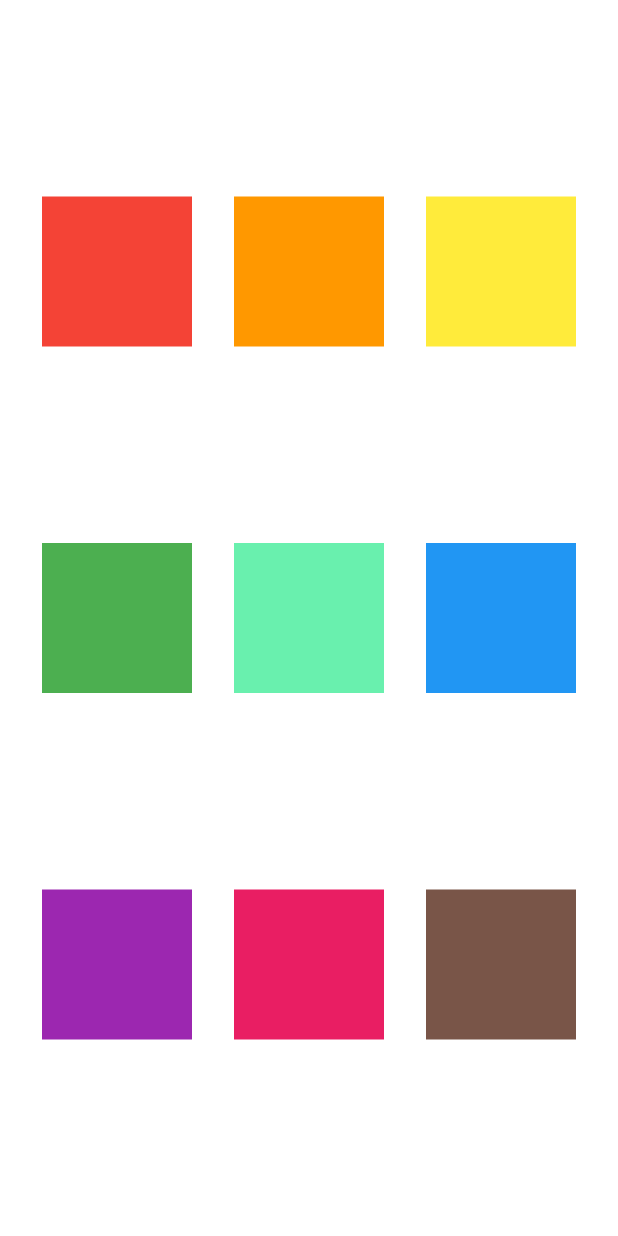
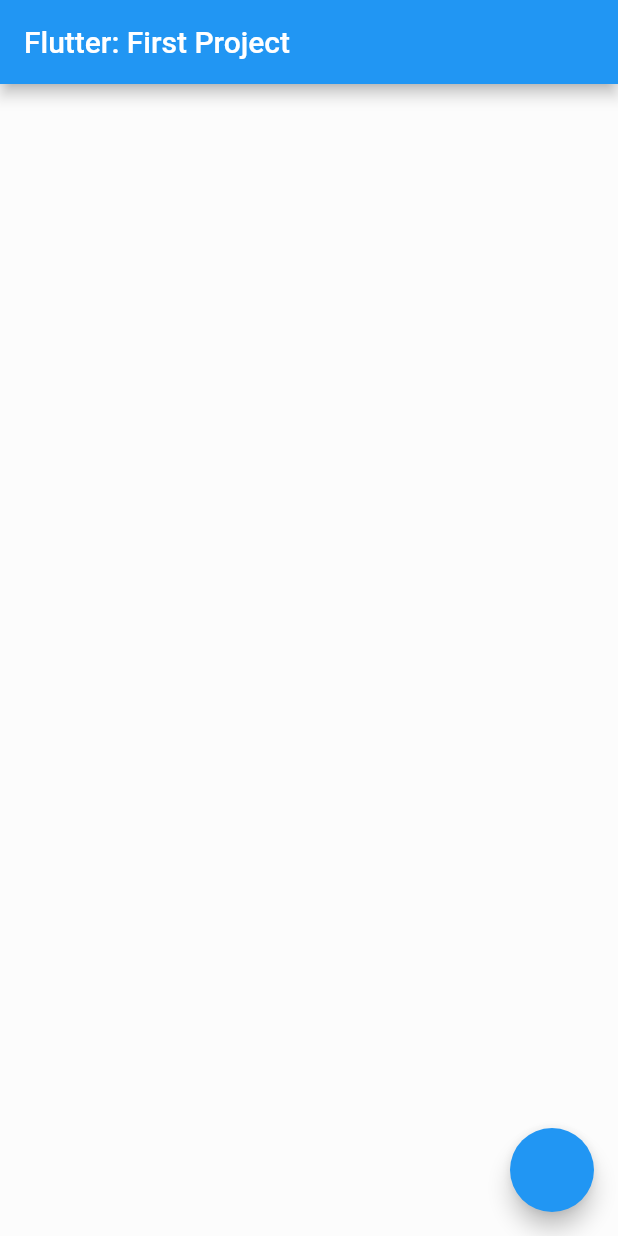
Before and after one commit to kaiodacosta/fist_project_flutter, a Flutter app: the screen it shows after launch, on a phone screen of 412 x 824 dp. Run offline on Flutter 3.47's test engine with Material 2 defaults, Android fonts, the phone set to English and light mode, and no system bars.

Commit message:
Use of Widget Scaffold with floating button.

```diff
--- a/lib/main.dart
+++ b/lib/main.dart
@@ -15,70 +15,14 @@ class MyApp extends StatelessWidget {
       theme: ThemeData(
         primarySwatch: Colors.blue,
       ),
-      home: Column(
-        mainAxisAlignment: MainAxisAlignment.spaceEvenly,
-        children: [
-          Row(
-            mainAxisAlignment: MainAxisAlignment.spaceEvenly,
-            children: [
-              Container(
-                color: Colors.red,
-                height: 100,
-                width: 100,
-              ),
-              Container(
-                color: Colors.orange,
-                height: 100,
-                width: 100,
-              ),
-              Container(
-                color: Colors.yellow,
-                height: 100,
-                width: 100,
-              ),
-            ],
-          ),
-          Row(
-            mainAxisAlignment: MainAxisAlignment.spaceEvenly,
-            children: [
-              Container(
-                color: Colors.green,
-                height: 100,
-                width: 100,
-              ),
-              Container(
-                color: Colors.greenAccent,
-                height: 100,
-                width: 100,
-              ),
-              Container(
-                color: Colors.blue,
-                height: 100,
-                width: 100,
-              ),
-            ],
-          ),
-          Row(
-            mainAxisAlignment: MainAxisAlignment.spaceEvenly,
-            children: [
-              Container(
-                color: Colors.purple,
-                height: 100,
-                width: 100,
-              ),
-              Container(
-                color: Colors.pink,
-                height: 100,
-                width: 100,
-              ),
-              Container(
-                color: Colors.brown,
-                height: 100,
-                width: 100,
-              ),
-            ],
-          ),
-        ],
+      home: Scaffold(
+        appBar: AppBar(
+          title: const Text('Flutter: First Project'),
+        ),
+        body: Container(
+          color: Colors.white38,
+        ),
+        floatingActionButton: FloatingActionButton(onPressed: (){},),
       ),
     );
   }
```
